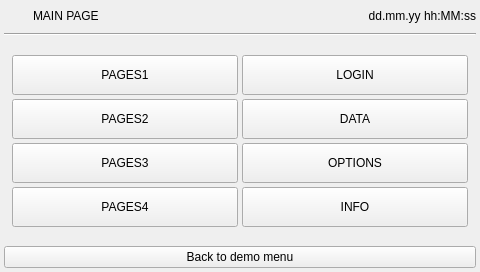
The window that qt_templates/ATCM-template-project/menu.ui (MECTsrl/mect_plugins) describes before a commit, drawn with Qt 5.
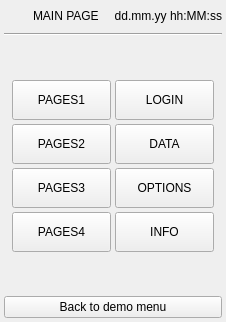
The same window after the commit.

```diff
--- a/qt_templates/ATCM-template-project/menu.ui
+++ b/qt_templates/ATCM-template-project/menu.ui
@@ -6,8 +6,7 @@
    <rect>
     <x>0</x>
     <y>0</y>
-    <width>480</width>
-    <height>272</height>
+    %Model%
    </rect>
   </property>
   <property name="minimumSize">
```
